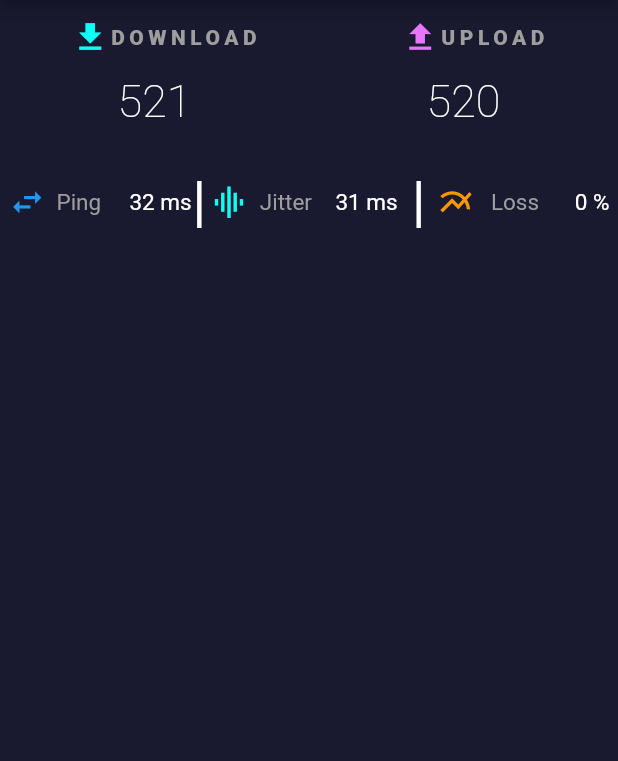
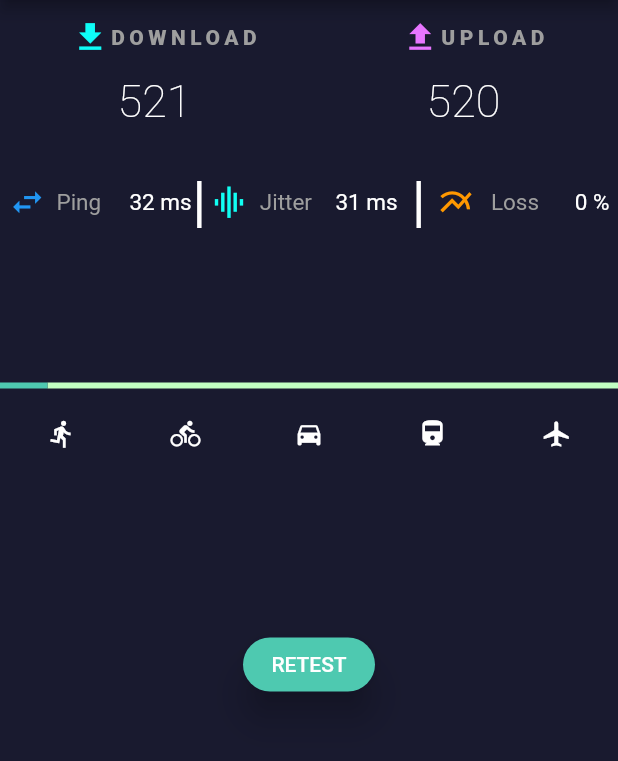
Before and after one commit to Catherine526940/Dart-speedtest, a Flutter app: the SpeedtestPage screen opened directly, on a phone screen of 412 x 824 dp, the part 84-845 px from its top. Run offline on Flutter 3.47's test engine with Material 2 defaults, Android fonts, the phone set to English and light mode, and no system bars.

Commit message:
测速页面加了进度条动态显示

```diff
--- a/lib/pages/go.dart
+++ b/lib/pages/go.dart
@@ -57,7 +57,7 @@ class _GoPageState extends State<GoPage> {
 
             //中间的数据，位置啊，热点类型啊四个
             Container(
-              padding: EdgeInsets.fromLTRB(70.0, 70.0, 0.0, 100.0),
+              padding: EdgeInsets.fromLTRB(60.0, 70.0, 0.0, 100.0),
               child: Column(
                 //2个child 竖直 排列
                 children: <Widget>[
@@ -151,8 +151,7 @@ class _GoPageState extends State<GoPage> {
             ),
 
 
-            //文字到底部导航的距离可以把文字挤上去
-            SizedBox(height: 40,)
+
 
           ],
         ),
--- a/lib/pages/speedtest.dart
+++ b/lib/pages/speedtest.dart
@@ -237,6 +237,78 @@ class NEIBU extends StatelessWidget {
                     )),
               ),
             ),
+
+
+          ],
+        ),
+////////////////////////////////
+SizedBox(height: 70),
+        Column(
+          children: <Widget>[
+            LinearProgressIndicator(
+              valueColor: AlwaysStoppedAnimation<Color>(Color.fromRGBO(78, 201, 176, 1)),
+              backgroundColor: Color(0xffC1FFC1),
+              ),
+            Padding(
+              padding: const EdgeInsets.symmetric(vertical: 5.0),
+            )
+          ],
+        ),
+        SizedBox(height: 10),
+  //////////////////row/////////////////
+      Row(
+
+        mainAxisAlignment: MainAxisAlignment.spaceAround,
+                children: <Widget>[
+//步行
+                  Icon(
+                      Icons.directions_run,
+                      size: 20.0,
+                      color: Colors.white
+                    ),
+ //自行车
+                  Icon(
+                      Icons.directions_bike,
+                      size: 20.0,
+                      color: Colors.white
+                    ),
+//汽车
+                   Icon(
+                      Icons.directions_car,
+                      size: 20.0,
+                      color: Colors.white
+                    ),
+//高铁
+                   Icon(
+                      Icons.directions_railway,
+                      size: 20.0,
+                      color: Colors.white
+                    ),
+//airplane
+                    Icon(
+                      Icons.airplanemode_active,
+                      size: 20.0,
+                      color: Colors.white
+                    ),
+        ],
+       ) ,
+///////////////////////////////////retest////////////
+        SizedBox(height: 120),
+        Row(
+          mainAxisAlignment: MainAxisAlignment.center,
+          children: <Widget>[
+            RaisedButton(
+              child: Text("RETEST"),
+              color: Color.fromRGBO(78, 201, 176, 1),
+              textColor: Colors.white,
+              elevation: 10,
+              shape: RoundedRectangleBorder(
+                borderRadius:BorderRadius.circular(20)
+                ),
+              onPressed: (){
+                print("retext");
+              },
+            )
           ],
         ),
       ],
```
Also changed, not shown: pubspec.lock (added).
